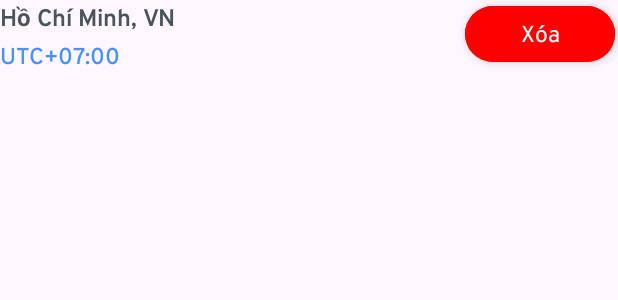
After one commit to hoductri-hcmutk19/Weather-App-MVP, an Android app: the layout layout_item_favorite.xml on its own in the app's theme, with its tools: preview values and no code run, on a phone screen of 412 x 824 dp. The commit adds this screen. Shown: the top 300 px of the screen. Run offline under Robolectric (Android 15) with nearby library versions, the phone set to English and light mode, and no system bars.

Commit message:
favorite list screen

```diff
--- /dev/null
+++ b/app/src/main/res/layout/layout_item_favorite.xml
@@ -0,0 +1,52 @@
+<?xml version="1.0" encoding="utf-8"?>
+<androidx.constraintlayout.widget.ConstraintLayout
+    xmlns:android="http://schemas.android.com/apk/res/android"
+    xmlns:app="http://schemas.android.com/apk/res-auto"
+    android:layout_marginBottom="@dimen/dp_12"
+    android:layout_width="match_parent"
+    android:layout_height="wrap_content">
+
+    <TextView
+        android:id="@+id/textFavoriteLocation"
+        android:layout_width="wrap_content"
+        android:layout_height="wrap_content"
+        android:layout_gravity="left"
+        android:text="@string/ho_chi_minh_vn"
+        android:textColor="@color/textSecondary"
+        android:textSize="@dimen/sp_16"
+        android:fontFamily="@font/overpass_bold"
+        app:layout_constraintStart_toStartOf="parent"
+        app:layout_constraintTop_toTopOf="parent" />
+
+    <TextView
+        android:id="@+id/textGmtLocation"
+        android:layout_width="wrap_content"
+        android:layout_height="wrap_content"
+        android:text="@string/utc_07_00"
+        android:textColor="@color/splashNavigationBar"
+        android:textSize="@dimen/sp_15"
+        android:fontFamily="@font/overpass_semibold"
+        android:layout_marginTop="@dimen/dp_2"
+        app:layout_constraintStart_toStartOf="parent"
+        app:layout_constraintTop_toBottomOf="@id/textFavoriteLocation"
+        app:layout_constraintBottom_toBottomOf="parent"/>
+
+    <Button
+        android:id="@+id/buttonDelete"
+        android:layout_width="@dimen/dp_100"
+        android:layout_height="@dimen/dp_45"
+        android:backgroundTint= "@color/buttonDeleteBackground"
+        android:text="@string/delete"
+        android:textSize="@dimen/sp_15"
+        android:fontFamily="@font/overpass"
+        android:textColor="@color/white"
+        android:elevation="@dimen/dp_4"
+        android:stateListAnimator="@null"
+        android:clickable="true"
+        android:focusable="true"
+        android:foreground="?android:attr/selectableItemBackgroundBorderless"
+        android:layout_marginEnd="@dimen/dp_2"
+        app:layout_constraintTop_toTopOf="parent"
+        app:layout_constraintEnd_toEndOf="parent"/>
+
+</androidx.constraintlayout.widget.ConstraintLayout>
--- a/app/src/main/res/values/colors.xml
+++ b/app/src/main/res/values/colors.xml
@@ -13,6 +13,7 @@
     <color name="cardStroke">#D9D9D9</color>
     <color name="splashNavigationBar">#4A91FF</color>
     <color name="cardMapBackground">#8C73EF</color>
+    <color name="buttonDeleteBackground">#FF0000</color>
     <color name="cardBackgroundOpacity">#33FFFFFF</color>
     <color name="transparent">#00000000</color> <!-- Fully transparent -->
 </resources>
--- a/app/src/main/res/values/strings.xml
+++ b/app/src/main/res/values/strings.xml
@@ -33,4 +33,7 @@
     <string name="cloudy">Nhiều mây</string>
     <string name="ho_chi_minh_vn">Hồ Chí Minh, VN</string>
     <string name="location_not_exist">Vị trí bạn tìm kiếm không tồn tại. Vui lòng nhập vị trí khác!</string>
+    <string name="list_of_your_favorite_places">Danh sách các địa điểm yêu thích</string>
+    <string name="utc_07_00">UTC+07:00</string>
+    <string name="delete">Xóa</string>
 </resources>
```
Also changed, not shown: app/src/main/java/com/example/weather/data/model/Weather.kt (+8 -0 lines), app/src/main/java/com/example/weather/screen/adapter/FavoriteAdapter.kt (added, +51 -0 lines), app/src/main/java/com/example/weather/screen/favorite/FavoriteContract.kt (added, +16 -0 lines), app/src/main/java/com/example/weather/screen/favorite/FavoriteFragment.kt (added, +80 -0 lines), app/src/main/java/com/example/weather/screen/favorite/FavoritePresenter.kt (added, +33 -0 lines), app/src/main/java/com/example/weather/screen/map/MapFragment.kt (+9 -1 lines), app/src/main/java/com/example/weather/utils/ext/Extensions.kt (+9 -0 lines), app/src/main/res/layout/fragment_favorite.xml (added, +62 -0 lines), 1 other file.
